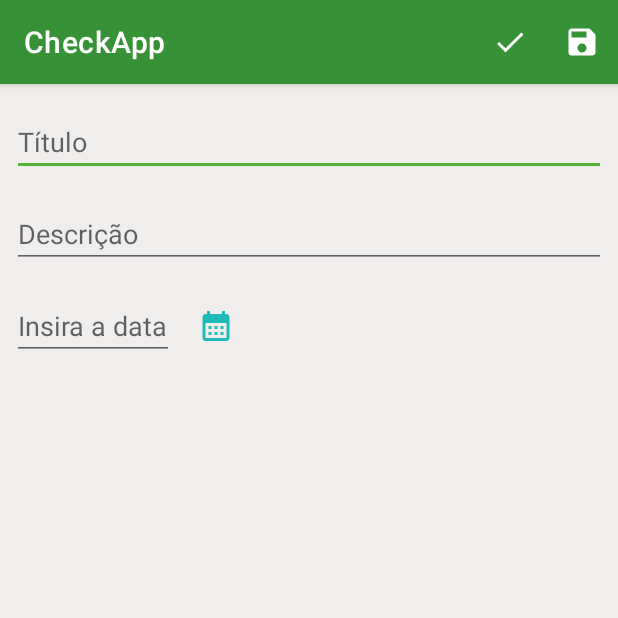
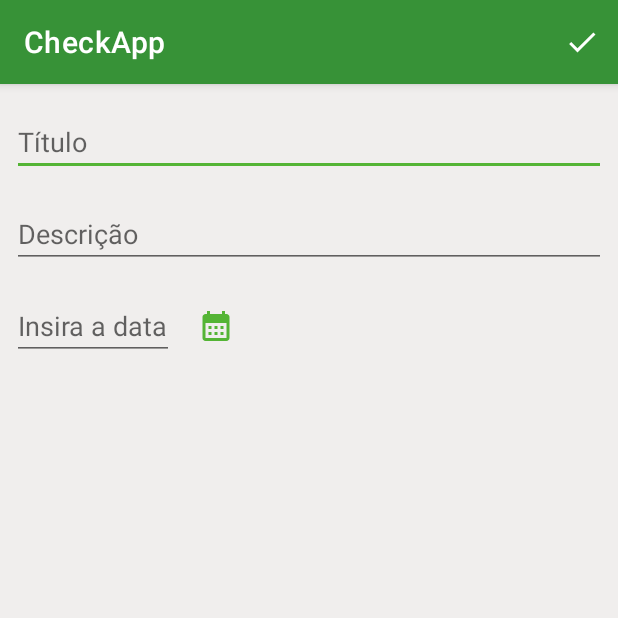
Before and after one commit to Patrick-Rafael/App-Anotado, an Android app: the AddCheckActivity screen opened directly, with no data from a screen before it, on a phone screen of 412 x 824 dp, the top half of it. Run offline under Robolectric (Android 15) with nearby library versions, the phone set to English and light mode, and no system bars.

Commit message:
Reparando e gerando apk

```diff
--- a/app/src/main/AndroidManifest.xml
+++ b/app/src/main/AndroidManifest.xml
@@ -29,7 +29,7 @@
         <activity
             android:name=".view.SplashActivity"
             android:exported="true"
-            android:label="MainActivity">
+            android:label="CheckApp">
             <intent-filter>
                 <action android:name="android.intent.action.MAIN" />
 
--- a/app/src/main/java/com/example/checkapp/view/MainActivity.java
+++ b/app/src/main/java/com/example/checkapp/view/MainActivity.java
@@ -69,6 +69,7 @@ public class MainActivity extends AppCompatActivity  {
                     public void onLongItemClick(View view, int position) {
 
 
+                        alertDelete(position);
                     }
 
                     @Override
@@ -107,7 +108,7 @@ public class MainActivity extends AppCompatActivity  {
                 Toast.makeText(getApplicationContext(), "Deu ruim", Toast.LENGTH_SHORT).show();
             }*/
 
-            alertDelete(position);
+           // alertDelete(position);
 
         }
 
--- a/app/src/main/res/drawable-v24/ic_calendar.xml
+++ b/app/src/main/res/drawable-v24/ic_calendar.xml
@@ -1,4 +1,6 @@
-<vector android:height="24dp" android:tint="#21BABA"
+<vector
+
+    android:height="24dp" android:tint="#54B435"
     android:viewportHeight="24" android:viewportWidth="24"
     android:width="24dp" xmlns:android="http://schemas.android.com/apk/res/android">
     <path android:fillColor="@android:color/white" android:pathData="M19,4h-1V2h-2v2H8V2H6v2H5C3.89,4 3.01,4.9 3.01,6L3,20c0,1.1 0.89,2 2,2h14c1.1,0 2,-0.9 2,-2V6C21,4.9 20.1,4 19,4zM19,20H5V10h14V20zM9,14H7v-2h2V14zM13,14h-2v-2h2V14zM17,14h-2v-2h2V14zM9,18H7v-2h2V18zM13,18h-2v-2h2V18zM17,18h-2v-2h2V18z"/>
--- a/app/src/main/res/layout/activity_splash.xml
+++ b/app/src/main/res/layout/activity_splash.xml
@@ -1,10 +1,10 @@
 <?xml version="1.0" encoding="utf-8"?>
-<androidx.constraintlayout.widget.ConstraintLayout xmlns:android="http://schemas.android.com/apk/res/android"
-    xmlns:app="http://schemas.android.com/apk/res-auto"
+<androidx.constraintlayout.widget.ConstraintLayout
+    xmlns:android="http://schemas.android.com/apk/res/android"
     xmlns:tools="http://schemas.android.com/tools"
     android:layout_width="match_parent"
     android:layout_height="match_parent"
     tools:context=".view.SplashActivity"
-    android:background="@drawable/splash">
+    android:background="@drawable/splashscreen">
 
 </androidx.constraintlayout.widget.ConstraintLayout>
--- a/app/src/main/res/menu/menu_add_check.xml
+++ b/app/src/main/res/menu/menu_add_check.xml
@@ -10,11 +10,6 @@
 
         />
 
-    <item
-        android:id="@+id/itemSalvar"
-        android:title="Salvar"
-        app:showAsAction="always"
-        android:icon="@drawable/ic_baseline_save_24"
-        />
+
 
 </menu>
```
Also changed, not shown: app/src/main/java/com/example/checkapp/view/AddCheckActivity.java (+3 -29 lines), app/src/main/res/layout/action_bar_custon.xml (added, +29 -0 lines), app/src/debug/res/drawable/splash.png (deleted), app/src/debug/res/drawable/splashscreen.png (added).
